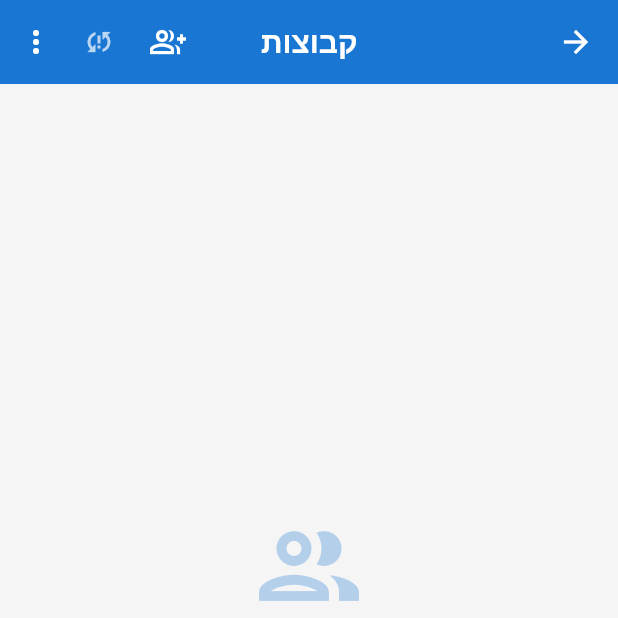
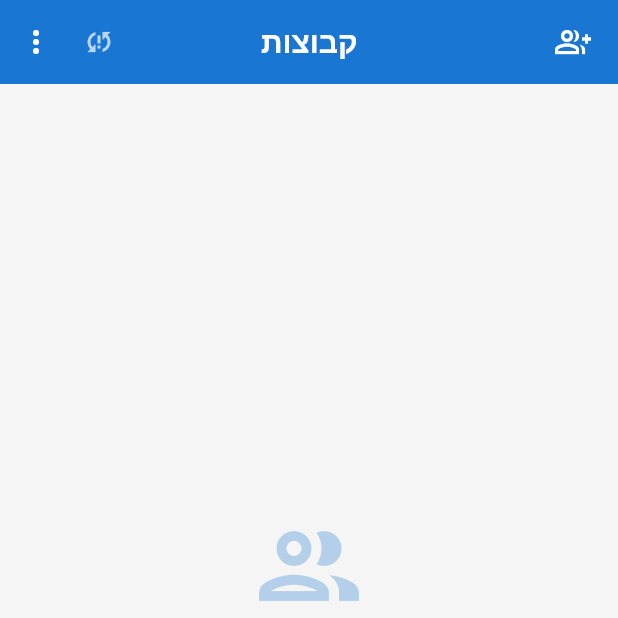
Before and after one commit to jammalmassalha/tzmc.push.app, a Flutter app: the ChatShellScreen screen opened directly, swiped to page 2, on a phone screen of 412 x 824 dp, the top half of it. Run offline on Flutter 3.47's test engine with Material 3 defaults, Android fonts, the phone set to English and light mode, and no system bars; our stand-ins replace connectivity_plus, cookie_jar, dio, dio_cookie_manager, drift, equatable and 11 more; accounts and stored records are empty; generated files the repository leaves out were written again; network calls fail.

Commit message:
Move new chat button to top-right (leading) in RTL AppBar
Agent-Logs-Url: https://github.com/jammalmassalha/tzmc.push.app/sessions/b07cb59a-46a2-4b3f-bde4-6abe969d868d

Co-authored-by: jammalmassalha <27696154+jammalmassalha@users.noreply.github.com>

```diff
--- a/flutter_app/lib/features/chat/presentation/chat_shell_screen.dart
+++ b/flutter_app/lib/features/chat/presentation/chat_shell_screen.dart
@@ -181,10 +181,9 @@ class _ChatShellScreenState extends ConsumerState<ChatShellScreen>
           Scaffold(
             appBar: AppBar(
               title: Text(_getTabTitle(_currentTab)),
-              actions: [
-                if (_currentTab == MainTab.chats || _currentTab == MainTab.groups)
-                  Padding(
-                    padding: const EdgeInsetsDirectional.only(end: 4),
+              leading: (_currentTab == MainTab.chats || _currentTab == MainTab.groups)
+                  ? Padding(
+                      padding: const EdgeInsetsDirectional.only(start: 4),
                       child: Semantics(
                         button: true,
                         label: _currentTab == MainTab.groups
@@ -201,7 +200,9 @@ class _ChatShellScreenState extends ConsumerState<ChatShellScreen>
                           ),
                         ),
                       ),
-                  ),
+                    )
+                  : null,
+              actions: [
                 // Connection status indicator
                 Consumer(
                   builder: (context, ref, _) {
```
Lines whose indentation alone changed are shown as unchanged.
